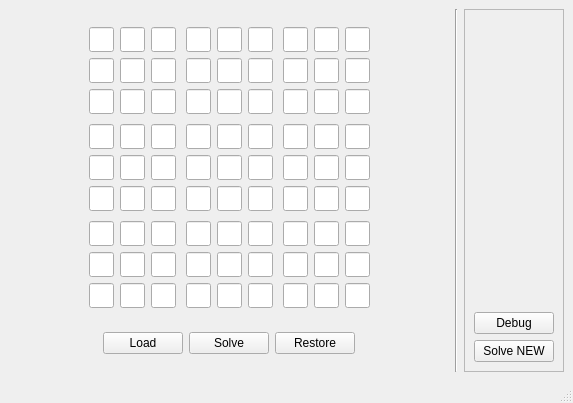
Qt form mainwindow.ui (Kiria-F/sudoku-solver) before a commit.
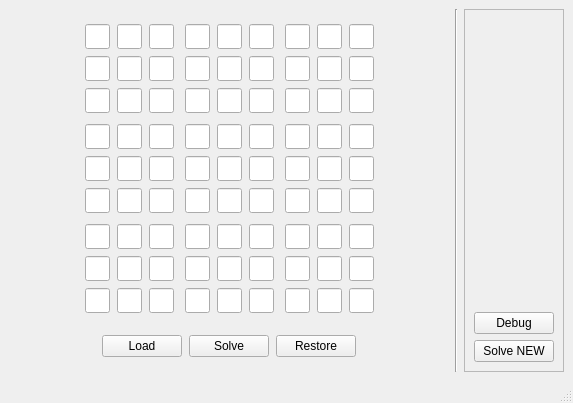
The same form after that commit.

Commit message: debug functions off

```diff
--- a/mainwindow.ui
+++ b/mainwindow.ui
@@ -23,11 +23,14 @@
    <layout class="QHBoxLayout" name="horizontalLayout_4">
     <item>
      <layout class="QVBoxLayout" name="verticalLayout">
+      <property name="spacing">
+       <number>7</number>
+      </property>
       <property name="leftMargin">
-       <number>10</number>
+       <number>20</number>
       </property>
       <property name="rightMargin">
-       <number>10</number>
+       <number>20</number>
       </property>
       <item>
        <layout class="QGridLayout" name="gridLayout_main">
```
The commit also changes 1 other file.
